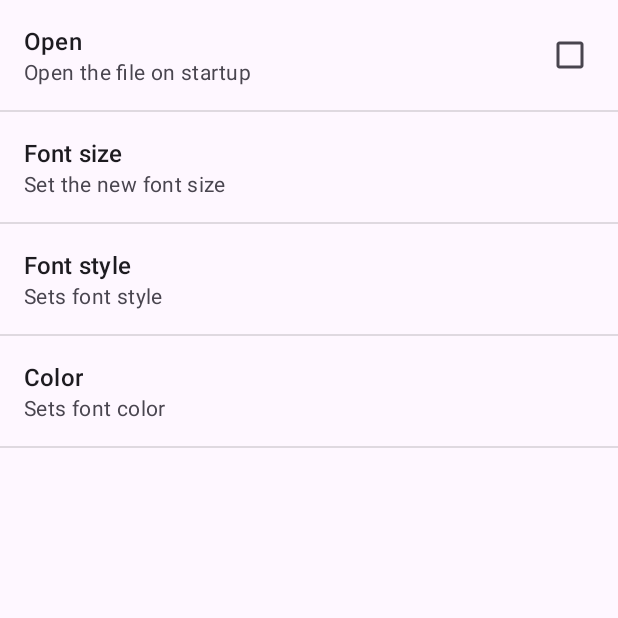
After one commit to Grasmus/AndroidCourse, an Android app: the SettingsActivity screen opened directly, with no data from a screen before it, on a phone screen of 412 x 824 dp, the top half of it. The commit adds this screen. Run offline under Robolectric (Android 15) with nearby library versions, the phone set to English and light mode, and no system bars.

Commit message:
Final commit

```diff
--- a/app/src/main/AndroidManifest.xml
+++ b/app/src/main/AndroidManifest.xml
@@ -21,6 +21,9 @@
                 <category android:name="android.intent.category.LAUNCHER" />
             </intent-filter>
         </activity>
+        <activity
+            android:name=".SettingsActivity">
+        </activity>
     </application>
 
 </manifest>
--- /dev/null
+++ b/app/src/main/java/com/example/day27notepad/SettingsActivity.kt
@@ -0,0 +1,12 @@
+package com.example.day27notepad
+
+import android.os.Bundle
+import android.preference.PreferenceActivity
+
+class SettingsActivity : PreferenceActivity() {
+    override fun onCreate(savedInstanceState: Bundle?) {
+        super.onCreate(savedInstanceState)
+
+        addPreferencesFromResource(R.xml.preferences)
+    }
+}
--- a/app/src/main/res/menu/menu_main.xml
+++ b/app/src/main/res/menu/menu_main.xml
@@ -15,4 +15,9 @@
         android:orderInCategory="100"
         app:showAsAction="ifRoom|withText"
         android:title="@string/action_save" />
+    <item
+        android:id="@+id/action_settings"
+        android:orderInCategory="100"
+        app:showAsAction="ifRoom|withText"
+        android:title="@string/action_settings" />
 </menu>
--- /dev/null
+++ b/app/src/main/res/values/arrays.xml
@@ -0,0 +1,18 @@
+<?xml version="1.0" encoding="utf-8"?>
+<resources>
+
+    <string-array name="text_style">
+        <item>Regular</item>
+        <item>Bold</item>
+        <item>Italic</item>
+        <item>Bold+Italic</item>
+    </string-array>
+
+    <string-array name="text_color">
+        <item>Black</item>
+        <item>Red</item>
+        <item>Green</item>
+        <item>Blue</item>
+    </string-array>
+
+</resources>
--- a/app/src/main/res/values/strings.xml
+++ b/app/src/main/res/values/strings.xml
@@ -1,5 +1,17 @@
 <resources>
-    <string name="app_name">Day27Notepad</string>
+    <string name="app_name">Notepad</string>
     <string name="action_open">Open</string>
     <string name="action_save">Save</string>
+    <string name="action_settings">Settings</string>
+    <string name="pref_openmode">Open mode</string>
+    <string name="pref_color">Color</string>
+    <string name="pref_color_black">Black color</string>
+    <string name="pref_color_red">Red color</string>
+    <string name="pref_color_green">Green color</string>
+    <string name="pref_color_blue">Blue color</string>
+    <string name="pref_size">Size</string>
+    <string name="pref_style">Style</string>
+    <string name="pref_style_regular">Regular</string>
+    <string name="pref_style_bold">Bold</string>
+    <string name="pref_style_italic">Italic</string>
 </resources>
--- /dev/null
+++ b/app/src/main/res/xml/preferences.xml
@@ -0,0 +1,33 @@
+<?xml version="1.0" encoding="utf-8"?>
+<PreferenceScreen xmlns:android="http://schemas.android.com/apk/res/android">
+    <CheckBoxPreference
+    android:key="@string/pref_openmode"
+    android:summary="Open the file on startup"
+    android:title="Open" />
+
+    <EditTextPreference
+        android:defaultValue="14"
+        android:dialogTitle="Enter the font size (from 10 to 32)"
+        android:key="@string/pref_size"
+        android:summary="Set the new font size"
+        android:title="Font size" />
+
+    <ListPreference
+        android:key="@string/pref_style"
+        android:title="Font style"
+        android:summary="Sets font style"
+        android:defaultValue="1"
+        android:entries="@array/text_style"
+        android:entryValues="@array/text_style"
+        android:dialogTitle="Choose font style" />
+
+    <ListPreference
+        android:key="@string/pref_color"
+        android:title="Color"
+        android:summary="Sets font color"
+        android:defaultValue="1"
+        android:entries="@array/text_color"
+        android:entryValues="@array/text_color"
+        android:dialogTitle="Choose font color" />
+
+</PreferenceScreen>
```
Also changed, not shown: app/src/main/java/com/example/day27notepad/MainActivity.kt (+43 -0 lines).
